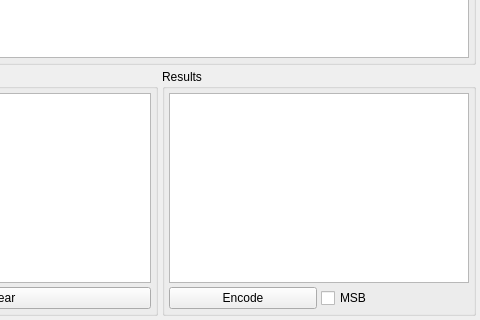
Old version of the form csUtil/tools/BinTools/forms/WEncoderPage.ui in the repository CaSchmidt/csUtil; both pictures show x 160 to 640 and y 160 to 480 of the 640 by 480 pixel window.
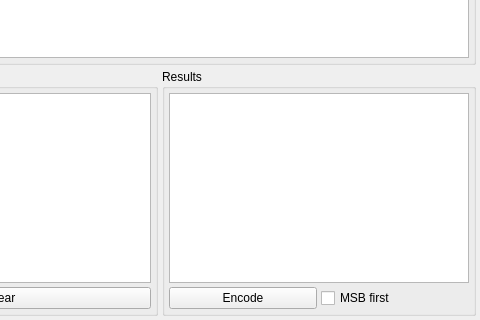
New version of the form. Custom widgets are drawn as their Qt base class.

Diff of the .ui file:
```diff
--- a/csUtil/tools/BinTools/forms/WEncoderPage.ui
+++ b/csUtil/tools/BinTools/forms/WEncoderPage.ui
@@ -164,7 +164,7 @@
           <item>
            <widget class="QCheckBox" name="msbFirstCheck">
             <property name="text">
-             <string>MSB</string>
+             <string>MSB first</string>
             </property>
            </widget>
           </item>
```
